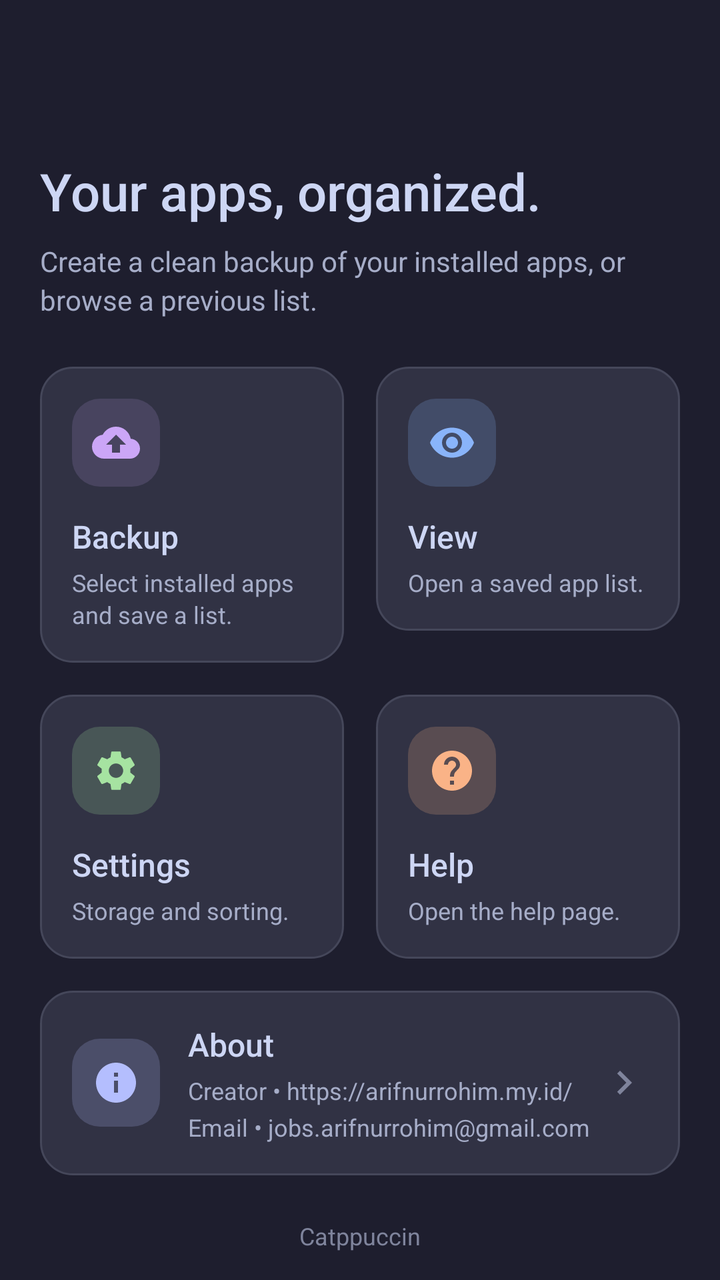
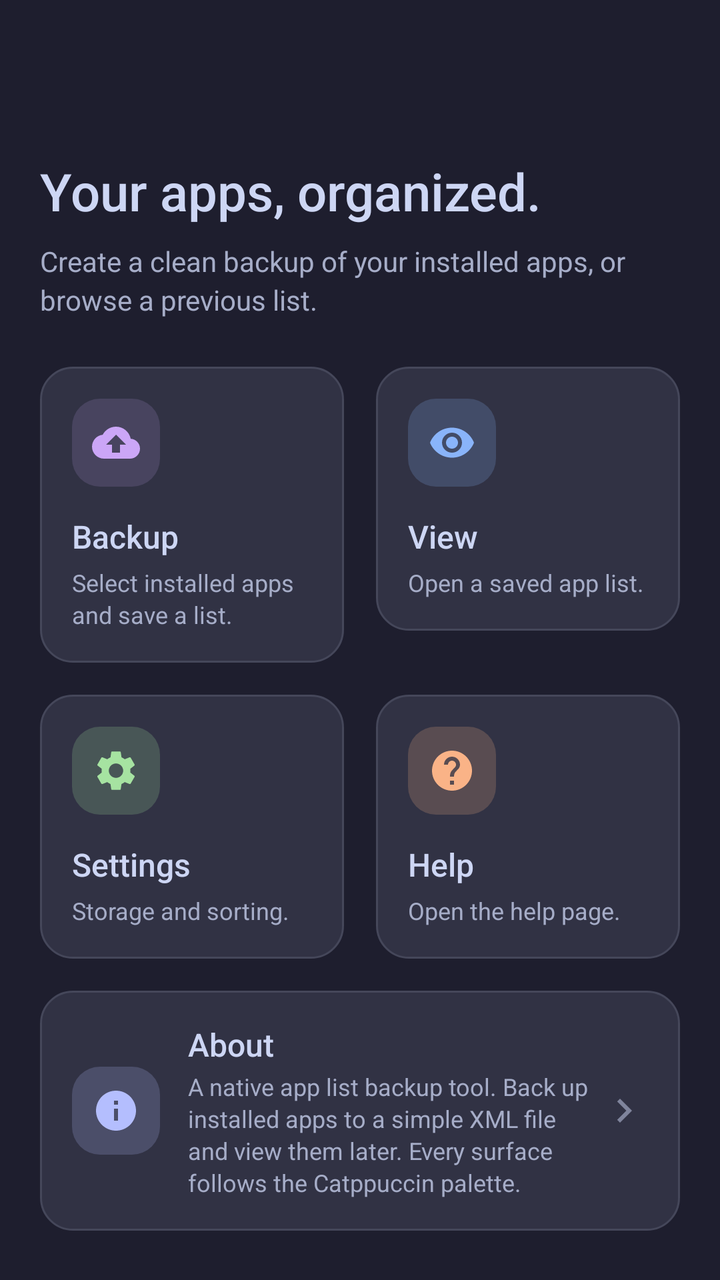

Compare the two renders of this Android layout. The source of the first and the diff that turns it into the second are given below.
<!-- AndroidManifest.xml: activity theme Theme -->
<!-- res/layout/activity_dashboard.xml -->
<?xml version="1.0" encoding="utf-8"?>
<LinearLayout xmlns:android="http://schemas.android.com/apk/res/android"
    android:orientation="vertical"
    android:id="@+id/main_layout"
    android:background="?attr/colorBase"
    android:layout_width="match_parent"
    android:layout_height="match_parent">
    <LinearLayout style="@style/TitleBar">
        <TextView style="@style/TitleBarText"/>
    </LinearLayout>
    <ScrollView
        android:scrollbars="none"
        android:layout_width="match_parent"
        android:layout_height="0dp"
        android:fillViewport="true"
        android:layout_weight="1">
        <LinearLayout
            android:orientation="vertical"
            android:paddingLeft="20dp"
            android:paddingTop="18dp"
            android:paddingRight="20dp"
            android:paddingBottom="28dp"
            android:layout_width="match_parent"
            android:layout_height="wrap_content">
            <TextView
                android:textSize="26sp"
                android:textColor="?attr/colorText"
                android:layout_width="match_parent"
                android:layout_height="wrap_content"
                android:text="Your apps, organized."
                android:fontFamily="sans-serif-medium"/>
            <TextView
                android:textSize="14sp"
                android:textColor="?attr/colorSubtext0"
                android:layout_width="match_parent"
                android:layout_height="wrap_content"
                android:layout_marginTop="8dp"
                android:text="Create a clean backup of your installed apps, or browse a previous list."
                android:lineSpacingExtra="3dp"/>
            <LinearLayout
                android:orientation="horizontal"
                android:layout_width="match_parent"
                android:layout_height="wrap_content"
                android:layout_marginTop="24dp">
                <LinearLayout
                    android:id="@+id/dashboard_btn_backup"
                    android:layout_marginRight="8dp"
                    android:onClick="onBackupClick"
                    style="@style/DashboardCard">
                    <ImageView
                        android:background="@drawable/bg_icon_mauve"
                        android:src="@drawable/ic_material_backup"
                        android:tint="?attr/colorAccent"
                        style="@style/DashboardIcon"/>
                    <TextView
                        android:text="@string/backup"
                        style="@style/DashboardCardTitle"/>
                    <TextView
                        android:text="Select installed apps and save a list."
                        style="@style/DashboardCardSubtitle"/>
                </LinearLayout>
                <LinearLayout
                    android:id="@+id/dashboard_btn_view"
                    android:layout_marginLeft="8dp"
                    android:onClick="onViewClick"
                    style="@style/DashboardCard">
                    <ImageView
                        android:background="@drawable/bg_icon_blue"
                        android:src="@drawable/ic_material_view"
                        android:tint="?attr/colorBlue"
                        style="@style/DashboardIcon"/>
                    <TextView
                        android:text="@string/view"
                        style="@style/DashboardCardTitle"/>
                    <TextView
                        android:text="Open a saved app list."
                        style="@style/DashboardCardSubtitle"/>
                </LinearLayout>
            </LinearLayout>
            <LinearLayout
                android:orientation="horizontal"
                android:layout_width="match_parent"
                android:layout_height="wrap_content"
                android:layout_marginTop="16dp">
                <LinearLayout
                    android:id="@+id/dashboard_btn_preference"
                    android:layout_marginRight="8dp"
                    android:onClick="onPreferenceClick"
                    style="@style/DashboardCard">
                    <ImageView
                        android:background="@drawable/bg_icon_green"
                        android:src="@drawable/ic_material_settings"
                        android:tint="?attr/colorGreen"
                        style="@style/DashboardIcon"/>
                    <TextView
                        android:text="@string/preferences"
                        style="@style/DashboardCardTitle"/>
                    <TextView
                        android:text="Storage and sorting."
                        style="@style/DashboardCardSubtitle"/>
                </LinearLayout>
                <LinearLayout
                    android:id="@+id/dashboard_btn_help"
                    android:layout_marginLeft="8dp"
                    android:onClick="onHelpClick"
                    style="@style/DashboardCard">
                    <ImageView
                        android:background="@drawable/bg_icon_peach"
                        android:src="@drawable/ic_material_help"
                        android:tint="?attr/colorPeach"
                        style="@style/DashboardIcon"/>
                    <TextView
                        android:text="@string/help"
                        style="@style/DashboardCardTitle"/>
                    <TextView
                        android:text="Open the help page."
                        style="@style/DashboardCardSubtitle"/>
                </LinearLayout>
            </LinearLayout>
            <LinearLayout
                android:gravity="center_vertical"
                android:orientation="horizontal"
                android:background="@drawable/bg_card_ripple"
                android:padding="16dp"
                android:focusable="true"
                android:clickable="true"
                android:layout_width="match_parent"
                android:layout_height="wrap_content"
                android:layout_marginTop="16dp"
                android:onClick="onAboutClick">
                <ImageView
                    android:background="@drawable/bg_icon_lavender"
                    android:src="@drawable/ic_material_info"
                    android:tint="?attr/colorLavender"
                    style="@style/DashboardIcon"/>
                <LinearLayout
                    android:orientation="vertical"
                    android:layout_width="0dp"
                    android:layout_height="wrap_content"
                    android:layout_marginLeft="14dp"
                    android:layout_weight="1">
                    <TextView
                        android:layout_marginTop="0dp"
                        android:text="@string/about"
                        style="@style/DashboardCardTitle"/>
                    <TextView
                        android:text="@string/about_creator_line"
                        style="@style/DashboardCardSubtitle"/>
                    <TextView
                        android:layout_marginTop="2dp"
                        android:text="@string/about_email_line"
                        style="@style/DashboardCardSubtitle"/>
                </LinearLayout>
                <ImageView
                    android:layout_width="24dp"
                    android:layout_height="24dp"
                    android:src="@drawable/ic_material_chevron_right"
                    android:tint="?attr/colorOverlay1"/>
            </LinearLayout>
            <TextView
                android:textSize="12sp"
                android:textColor="?attr/colorOverlay1"
                android:gravity="center"
                android:layout_width="match_parent"
                android:layout_height="wrap_content"
                android:layout_marginTop="22dp"
                android:text="Catppuccin"/>
        </LinearLayout>
    </ScrollView>
</LinearLayout>
<!-- resources referenced by this layout -->
<resources>
  <!-- drawable bg_icon_blue (drawable) -->
  <?xml version="1.0" encoding="utf-8"?>
  <shape xmlns:android="http://schemas.android.com/apk/res/android" android:shape="rectangle">
      <solid android:color="?attr/colorIconBgBlue"/>
      <corners android:radius="14dp"/>
  </shape>
  <!-- drawable bg_icon_green (drawable) -->
  <?xml version="1.0" encoding="utf-8"?>
  <shape xmlns:android="http://schemas.android.com/apk/res/android" android:shape="rectangle">
      <solid android:color="?attr/colorIconBgGreen"/>
      <corners android:radius="14dp"/>
  </shape>
  <!-- drawable bg_icon_lavender (drawable) -->
  <?xml version="1.0" encoding="utf-8"?>
  <shape xmlns:android="http://schemas.android.com/apk/res/android" android:shape="rectangle">
      <solid android:color="?attr/colorIconBgLavender"/>
      <corners android:radius="14dp"/>
  </shape>
  <!-- drawable bg_icon_mauve (drawable) -->
  <?xml version="1.0" encoding="utf-8"?>
  <shape xmlns:android="http://schemas.android.com/apk/res/android" android:shape="rectangle">
      <solid android:color="?attr/colorIconBg"/>
      <corners android:radius="14dp"/>
  </shape>
  <!-- drawable bg_icon_peach (drawable) -->
  <?xml version="1.0" encoding="utf-8"?>
  <shape xmlns:android="http://schemas.android.com/apk/res/android" android:shape="rectangle">
      <solid android:color="?attr/colorIconBgPeach"/>
      <corners android:radius="14dp"/>
  </shape>
  <!-- drawable ic_material_chevron_right (drawable) -->
  <?xml version="1.0" encoding="utf-8"?>
  <vector xmlns:android="http://schemas.android.com/apk/res/android"
      android:height="24dp"
      android:width="24dp"
      android:viewportWidth="24"
      android:viewportHeight="24">
      <path
          android:fillColor="#ff000000"
          android:pathData="M10 6L8.59 7.41 13.17 12l-4.58 4.59L10 18l6-6z"/>
  </vector>
  <string name="about">About</string>
  <string name="about_creator_line">Creator • https://arifnurrohim.my.id/</string>
  <string name="about_email_line">Email • jobs.arifnurrohim@gmail.com</string>
  <string name="backup">Backup</string>
  <string name="help">Help</string>
  <string name="preferences">Settings</string>
  <string name="view">View</string>
  <style name="DashboardIcon" parent="">
          <item name="android:background">@drawable/bg_icon</item>
          <item name="android:padding">10dp</item>
          <item name="android:layout_width">44dp</item>
          <item name="android:layout_height">44dp</item>
          <item name="android:scaleType">fitCenter</item>
      </style>
  <!-- drawable bg_icon (drawable) -->
  <?xml version="1.0" encoding="utf-8"?>
  <shape xmlns:android="http://schemas.android.com/apk/res/android" android:shape="rectangle">
      <solid android:color="?attr/colorIconBg"/>
      <corners android:radius="14dp"/>
  </shape>
  <dimen name="title_height">60dp</dimen>
  <dimen name="text_size_medium">20sp</dimen>
  <!-- drawable bg_input (drawable) -->
  <?xml version="1.0" encoding="utf-8"?>
  <shape xmlns:android="http://schemas.android.com/apk/res/android" android:shape="rectangle">
      <solid android:color="?attr/colorSurface0"/>
      <corners android:radius="14dp"/>
      <stroke
          android:width="1dp"
          android:color="?attr/colorSurface1"/>
  </shape>
  <!-- drawable bg_dialog (drawable) -->
  <?xml version="1.0" encoding="utf-8"?>
  <shape xmlns:android="http://schemas.android.com/apk/res/android" android:shape="rectangle">
      <solid android:color="?attr/colorSurface0"/>
      <corners android:radius="24dp"/>
      <stroke
          android:width="1dp"
          android:color="?attr/colorSurface1"/>
  </shape>
  <!-- unchanged entries left out for length: 16 -->
</resources>

<!-- the commit's change to res/layout/activity_dashboard.xml (unified diff, before → after) -->
@@ -144,11 +144,8 @@
                         android:text="@string/about"
                         style="@style/DashboardCardTitle"/>
                     <TextView
-                        android:text="@string/about_creator_line"
-                        style="@style/DashboardCardSubtitle"/>
-                    <TextView
                         android:layout_marginTop="2dp"
-                        android:text="@string/about_email_line"
+                        android:text="@string/about_description"
                         style="@style/DashboardCardSubtitle"/>
                 </LinearLayout>
                 <ImageView
@@ -164,7 +161,7 @@
                 android:layout_width="match_parent"
                 android:layout_height="wrap_content"
                 android:layout_marginTop="22dp"
-                android:text="Catppuccin"/>
+                android:text="@string/app_id"/>
         </LinearLayout>
     </ScrollView>
 </LinearLayout>
<!-- resource entries referenced after the edit -->
@@ -42,8 +42,8 @@
           android:pathData="M10 6L8.59 7.41 13.17 12l-4.58 4.59L10 18l6-6z"/>
   </vector>
   <string name="about">About</string>
-  <string name="about_creator_line">Creator • https://arifnurrohim.my.id/</string>
-  <string name="about_email_line">Email • jobs.arifnurrohim@gmail.com</string>
+  <string name="about_description">A native app list backup tool. Back up installed apps to a simple XML file and view them later. Every surface follows the Catppuccin palette.</string>
+  <string name="app_id">app.arifnurrohim.applistbackup</string>
   <string name="backup">Backup</string>
   <string name="help">Help</string>
   <string name="preferences">Settings</string>
